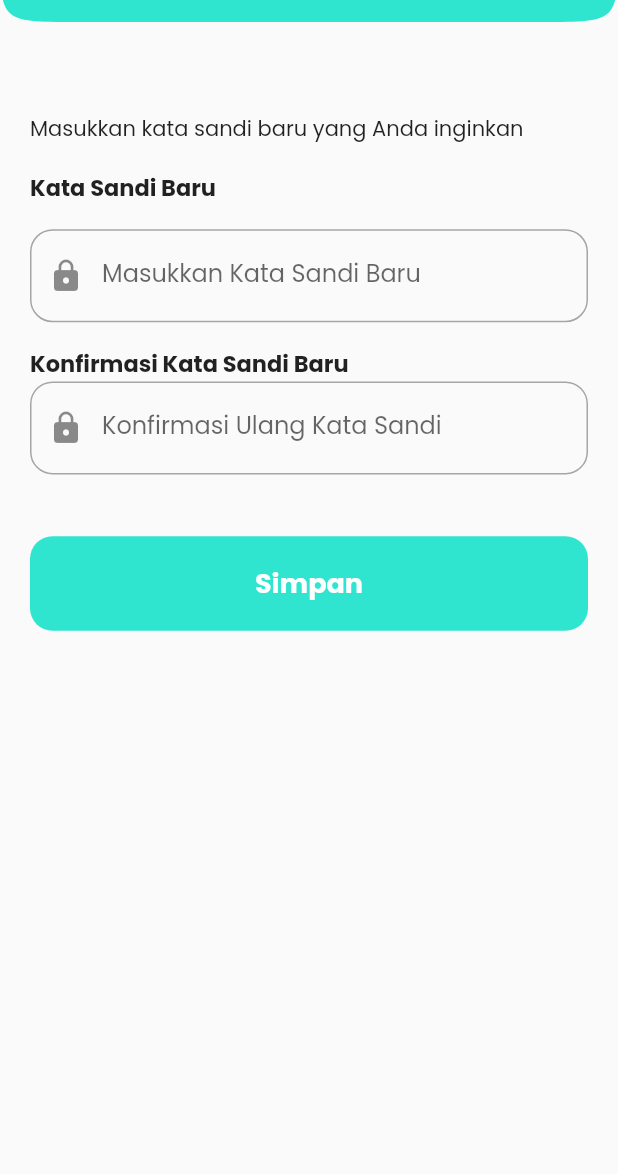
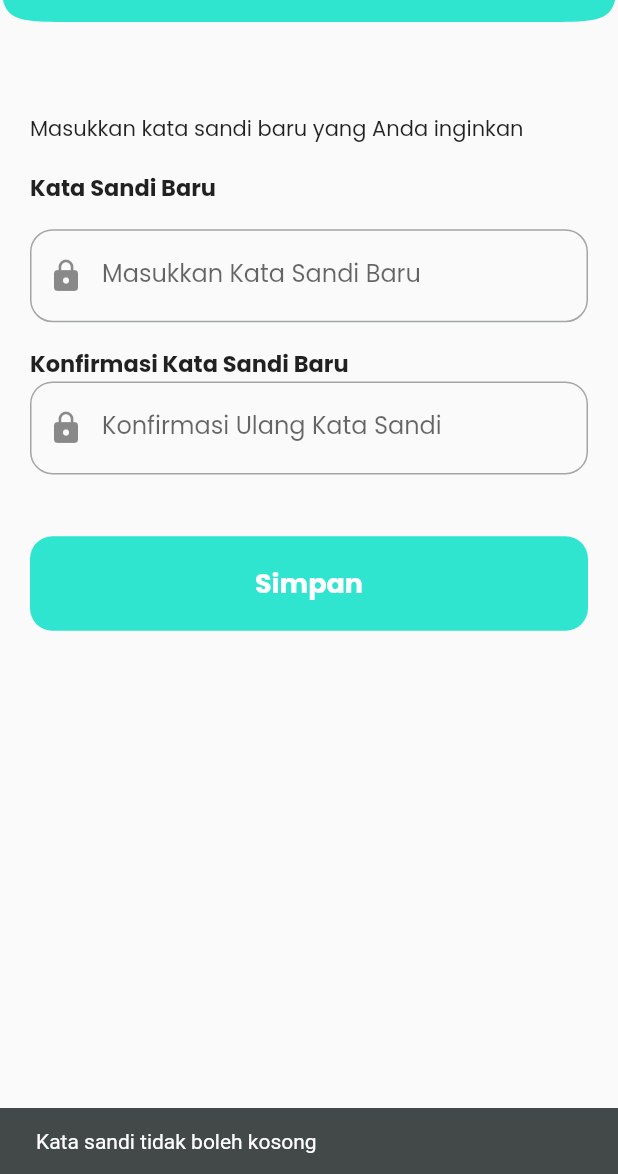
Before and after one commit to adyfp24/chiligrow-app-flutter, a Flutter app: the ResetPasswordPage screen opened by its route, after a tap on "Simpan", on a phone screen of 412 x 824 dp, the part 62-1236 px from its top. Run offline on Flutter 3.47's test engine with Material 2 defaults, Android fonts, the light colour scheme and no system bars; our stand-ins replace flutter_secure_storage, google_fonts; accounts and stored records are empty; network calls fail.

Commit message:
fix: minor bug

```diff
--- a/lib/services/api_helper.dart
+++ b/lib/services/api_helper.dart
@@ -2,7 +2,7 @@ part of 'service.dart';
 
 class ApiHelper {
 
-  static const String baseUrl = 'http://localhost:4000/api/v1';
+  static const String baseUrl = 'http://192.168.86.165:4000/api/v1';
 
   static Map<String, String> getHeaders(String token) {
     return {
--- a/lib/views/fragments/pemupukan/update_modal.dart
+++ b/lib/views/fragments/pemupukan/update_modal.dart
@@ -83,7 +83,7 @@ class _UpdateModalState extends State<UpdateModal> {
                   print(error);
                   ScaffoldMessenger.of(context).showSnackBar(
                     SnackBar(
-                      content: Text('data jadwal pemupukan gagal diubah'),
+                      content: Text('Harap masukkan data dengan benar'),
                     ),
                   );
                 });
--- a/lib/views/fragments/pemupukan_fragment.dart
+++ b/lib/views/fragments/pemupukan_fragment.dart
@@ -74,7 +74,7 @@ class _PemupukanFragmentState extends State<PemupukanFragment>
                 indicatorSize: TabBarIndicatorSize.label,
                 tabs: [
                   Text('Data Jadwal'),
-                  Text('History'),
+                  Text('Riwayat'),
                 ],
                 controller: _tabBarController,
               )
--- a/lib/views/pages/auth/new_password.dart
+++ b/lib/views/pages/auth/new_password.dart
@@ -29,6 +29,15 @@ class _ResetPasswordPageState extends State<ResetPasswordPage> {
     String password = _passController.text;
     String confirmPassword = _konfirmPassController.text;
 
+    if (password.isEmpty || confirmPassword.isEmpty) {
+      ScaffoldMessenger.of(context).showSnackBar(
+        SnackBar(
+          content: Text('Kata sandi tidak boleh kosong'),
+        ),
+      );
+      return;
+    }
+
     if (password == confirmPassword) {
       final _userProvider = Provider.of<UserProvider>(context, listen: false);
       _userProvider
@@ -47,7 +56,7 @@ class _ResetPasswordPageState extends State<ResetPasswordPage> {
     } else {
       ScaffoldMessenger.of(context).showSnackBar(
         SnackBar(
-          content: Text('Kata sandi dan konfirmasi kata sandi harus sama'),
+          content: Text('Kedua kata sandi tidak sama'),
         ),
       );
     }
--- a/lib/views/pages/profile/profile.dart
+++ b/lib/views/pages/profile/profile.dart
@@ -173,7 +173,7 @@ class _ProfilePageState extends State<ProfilePage> {
                 child: TextButton(
                   onPressed: () {
                     showDialog(
-                      context: context,
+                       context: context,
                       builder: (BuildContext context) {
                         return AlertDialog(
                           title: Text("Konfirmasi"),
```
Also changed, not shown: lib/views/fragments/pemupukan/jadwal_pemupukan.dart (+43 -32 lines), lib/views/fragments/pemupukan/modal_fragment.dart (+5 -5 lines), lib/views/pages/simulasi/hasil_simulasi.dart (+4 -4 lines).
